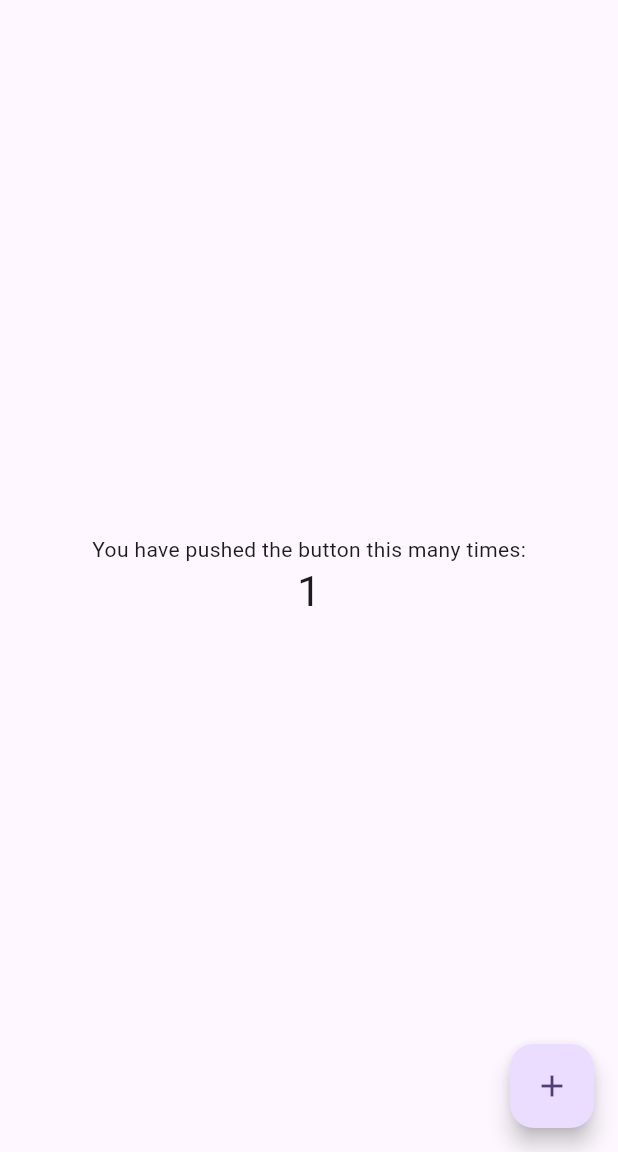
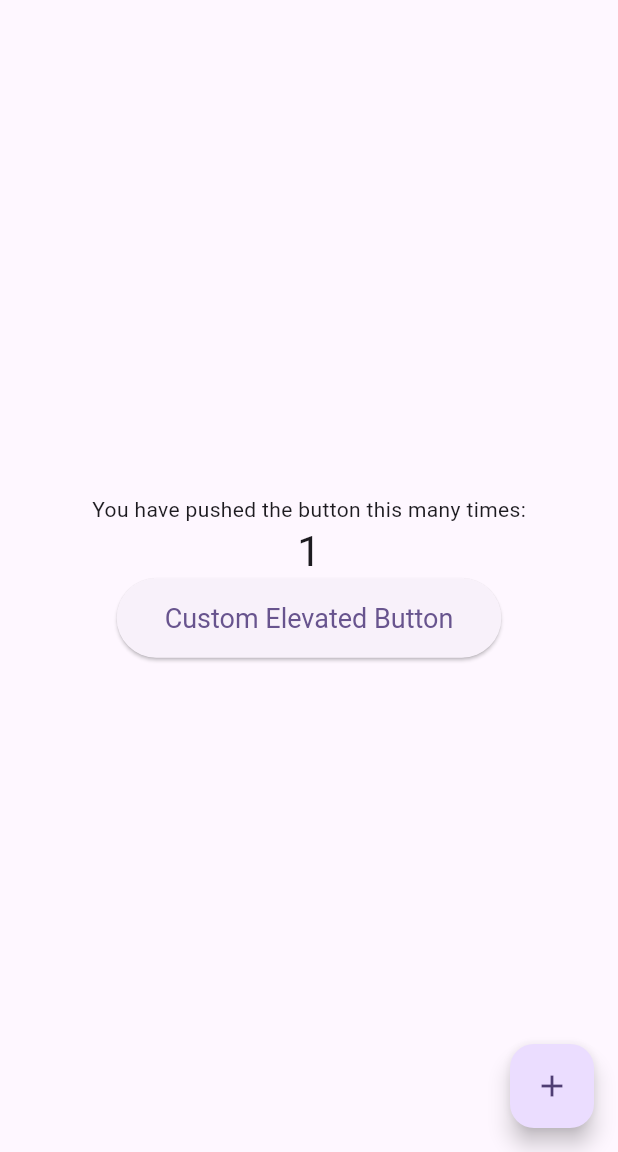
Before and after one commit to StudyWithAwtad/study_with_awtad, a Flutter app: the screen it shows after launch, after a tap on the "add" icon, on a phone screen of 412 x 824 dp, the part 84-1236 px from its top. Run offline on Flutter 3.47's test engine with Material 3 defaults, Android fonts, the phone set to English and light mode, and no system bars; our stand-ins replace firebase_auth, firebase_core; accounts and stored records are empty; network calls fail.

```diff
--- a/lib/main.dart
+++ b/lib/main.dart
@@ -1,12 +1,20 @@
+import 'package:firebase_auth/firebase_auth.dart';
 import 'package:firebase_core/firebase_core.dart';
 import 'firebase_options.dart';
 
 import 'package:flutter/material.dart';
+import './firebase/auth/firebase_auth.dart';
 
-void main() async {
+late final FirebaseApp app;
+late final FirebaseAuth auth;
+late UserCredential? credentials;
+
+Future<void> main() async {
+  WidgetsFlutterBinding.ensureInitialized();
   try {
-    await Firebase.initializeApp(
+    app = await Firebase.initializeApp(
         options: DefaultFirebaseOptions.currentPlatform);
+    auth = FirebaseAuth.instanceFor(app: app);
   } catch (e) {
     print('Failed to initialize Firebase: $e');
   }
@@ -48,6 +56,12 @@ class _MyHomePageState extends State<MyHomePage> {
     });
   }
 
+  void _createUserHandler() async {
+    credentials = await createUser("mukabha99@gmail.com", "123456789");
+    // do somthing with credentials after successfully creating new user
+    print('credentials: $credentials');
+  }
+
   @override
   Widget build(BuildContext context) {
     return Scaffold(
@@ -66,15 +80,25 @@ class _MyHomePageState extends State<MyHomePage> {
               '$_counter',
               style: Theme.of(context).textTheme.headlineMedium,
             ),
+            ElevatedButton(
+              onPressed: () {
+                _createUserHandler();
+              },
+              style: ElevatedButton.styleFrom(
+                padding:
+                    const EdgeInsets.symmetric(horizontal: 32, vertical: 16),
+                textStyle: const TextStyle(fontSize: 18),
+              ),
+              child: const Text('Custom Elevated Button'),
+            ),
           ],
         ),
       ),
-
       floatingActionButton: FloatingActionButton(
         onPressed: _incrementCounter,
         tooltip: 'Increment',
         child: const Icon(Icons.add),
-      ), // This trailing comma makes auto-formatting nicer for build methods.
+      ),
     );
   }
 }
--- a/pubspec.yaml
+++ b/pubspec.yaml
@@ -36,6 +36,7 @@ dependencies:
   # Use with the CupertinoIcons class for iOS style icons.
   cupertino_icons: ^1.0.6
   firebase_core: ^2.31.0
+  firebase_auth: ^4.19.5
 
 dev_dependencies:
   flutter_test:
```
Also changed, not shown: lib/firebase/auth/firebase_auth.dart (added, +25 -0 lines), lib/firebase_options.dart, pubspec.lock, 1 other file.
